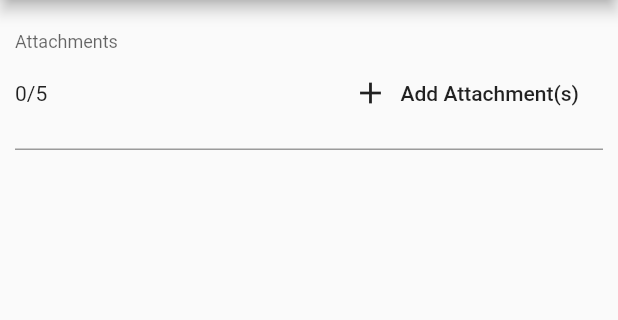
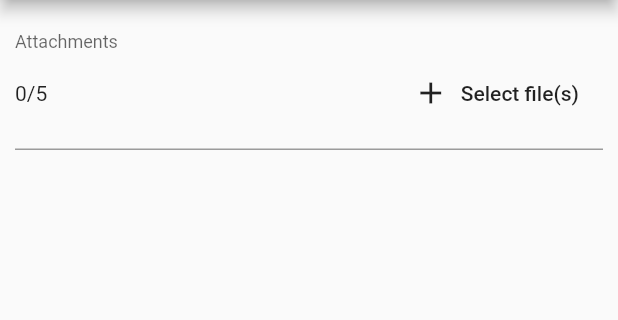
Before and after one commit to flutter-form-builder-ecosystem/form_builder_file_picker, a Flutter app: the screen it shows after launch, on a phone screen of 412 x 824 dp, the part 84-404 px from its top. Run offline on Flutter 3.47's test engine with Material 2 defaults, Android fonts, the phone set to English and light mode, and no system bars; drawn by our look-alikes of flutter_form_builder; our stand-ins replace file_picker, permission_handler; missing offline and left inert: multi_image_picker.

Commit message:
Release v0.0.2

```diff
--- a/lib/src/form_builder_form_picker.dart
+++ b/lib/src/form_builder_form_picker.dart
@@ -3,7 +3,6 @@ import 'dart:io';
 
 import 'package:file_picker/file_picker.dart';
 import 'package:flutter/material.dart';
-import 'package:flutter/widgets.dart';
 import 'package:flutter_form_builder/flutter_form_builder.dart';
 import 'package:multi_image_picker/multi_image_picker.dart';
 import 'package:permission_handler/permission_handler.dart';
@@ -97,7 +96,7 @@ class _FormBuilderFilePickerState extends State<FormBuilderFilePicker> {
                     Text("${_images.length}/${widget.maxImages}"),
                     FlatButton.icon(
                       icon: Icon(Icons.add),
-                      label: Text("Add Attachment(s)"),
+                      label: Text("Select file(s)"),
                       onPressed: (_readonly || _remainingItemCount <= 0)
                           ? null
                           : () => pickFiles(field),
@@ -105,14 +104,17 @@ class _FormBuilderFilePickerState extends State<FormBuilderFilePicker> {
                   ],
                 ),
                 Expanded(
-                  child: ListView(
-                    scrollDirection: Axis.horizontal,
+                  child: SingleChildScrollView(
+                    child: Wrap(
+                      // scrollDirection: Axis.horizontal,
                       children: List.generate(_images.keys.length, (index) {
                         var key = _images.keys.toList(growable: false)[index];
                         return Stack(
                           alignment: Alignment.topRight,
                           children: <Widget>[
                             Container(
+                              height: MediaQuery.of(context).size.width / 4.5,
+                              width: MediaQuery.of(context).size.width / 4.5,
                               margin: EdgeInsets.only(right: 2),
                               child: (key.contains('.jpg') ||
                                       key.contains('.jpeg') ||
@@ -120,8 +122,6 @@ class _FormBuilderFilePickerState extends State<FormBuilderFilePicker> {
                                   ? Image.file(
                                       File(_images[key]),
                                       fit: BoxFit.cover,
-                                    height: 150,
-                                    width: 150,
                                     )
                                   : Container(
                                       child: Icon(
@@ -130,8 +130,6 @@ class _FormBuilderFilePickerState extends State<FormBuilderFilePicker> {
                                         size: 72,
                                       ),
                                       color: Theme.of(context).primaryColor,
-                                    width: 150,
-                                    height: 150,
                                     ),
                             ),
                             if (!_readonly)
@@ -156,6 +154,7 @@ class _FormBuilderFilePickerState extends State<FormBuilderFilePicker> {
                           ],
                         );
                       }),
+                    ),
                   ),
                 ),
               ],
```
Also changed, not shown: pubspec.yaml (+6 -41 lines), example/pubspec.lock, 5 other files. Lines whose indentation alone changed are shown as unchanged.
